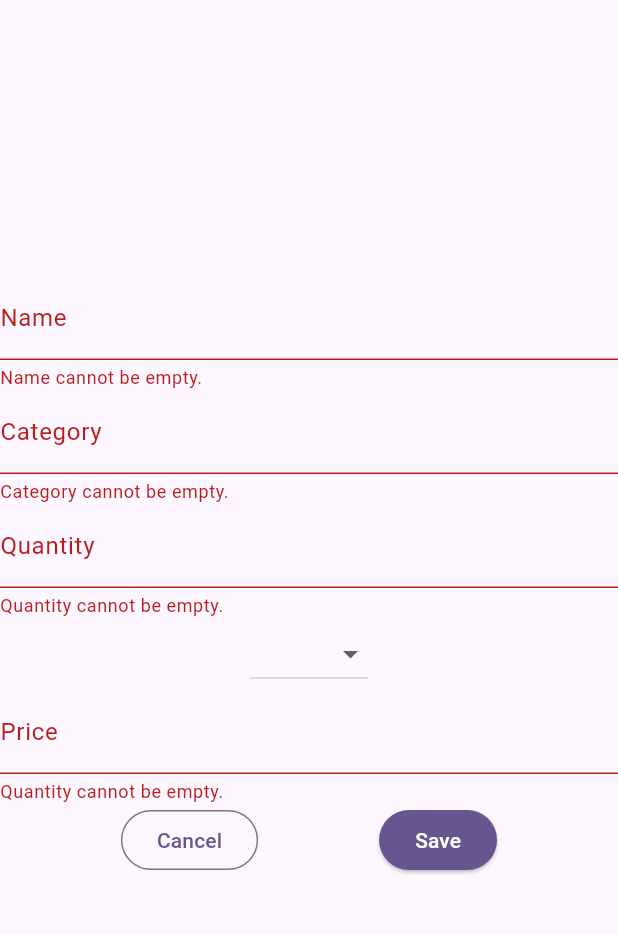
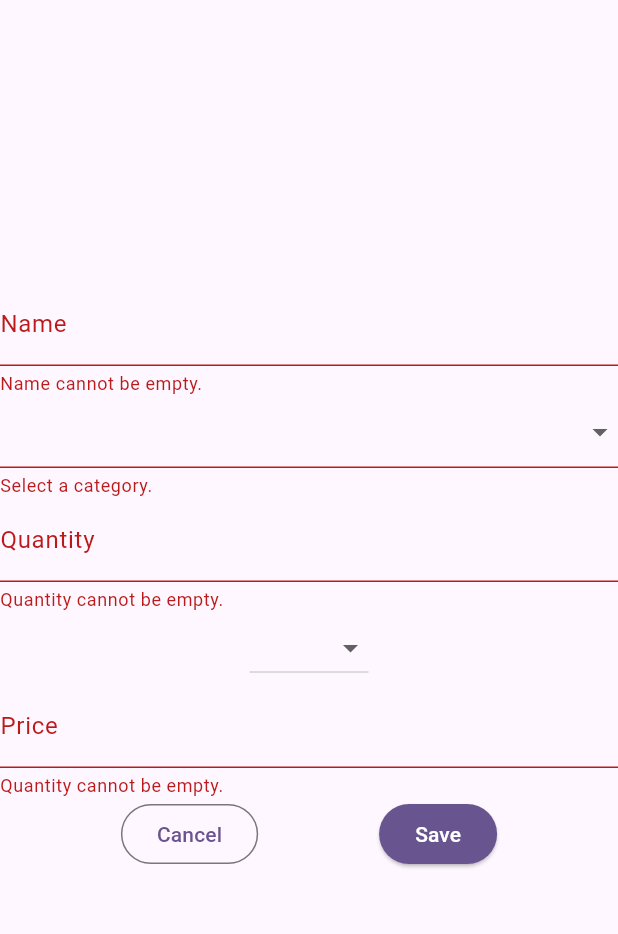
Before and after one commit to tim-spinney/grocery_shopper, a Flutter app: the screen it shows after launch, after a tap on the "delete" icon, after a tap on the "add" icon, after a tap on "Save", on a phone screen of 412 x 824 dp, the part 84-1018 px from its top. Run offline on Flutter 3.47's test engine with Material 3 defaults, Android fonts, the phone set to English and light mode, and no system bars.

Commit message:
changed grocery categories in new item form to dropdown list populated via Provider

```diff
--- a/lib/main.dart
+++ b/lib/main.dart
@@ -1,4 +1,5 @@
 import 'package:flutter/material.dart';
+import 'package:grocery_shopper/models/category_list.dart';
 import 'package:grocery_shopper/models/recipes.dart';
 import 'package:grocery_shopper/models/shopping_list.dart';
 import 'package:grocery_shopper/new_shopping_item_form.dart';
@@ -23,6 +24,9 @@ class MyApp extends StatelessWidget {
         ),
         ChangeNotifierProvider.value(
           value: Recipes()
+        ),
+        Provider.value(
+          value: CategoryList(['Produce', 'Dairy', 'Bread', 'Snacks'])
         )
       ],
       child: MaterialApp(
--- /dev/null
+++ b/lib/models/category_list.dart
@@ -0,0 +1,6 @@
+
+class CategoryList {
+  final List<String> categories;
+
+  CategoryList(this.categories);
+}
--- a/lib/new_shopping_item_form.dart
+++ b/lib/new_shopping_item_form.dart
@@ -1,4 +1,5 @@
 import 'package:flutter/material.dart';
+import 'package:grocery_shopper/models/category_list.dart';
 import 'package:grocery_shopper/models/grocery_item.dart';
 import 'package:grocery_shopper/models/shopping_list.dart';
 import 'package:provider/provider.dart';
@@ -20,17 +21,23 @@ int _decimalMoneyToCents(String decimalMoney) {
 class _NewShoppingItemFormState extends State<NewShoppingItemForm> {
   final GlobalKey<FormState> _formKey = GlobalKey<FormState>();
   final _nameController = TextEditingController();
-  final _categoryController = TextEditingController();
   final _quantityController = TextEditingController();
 
   final _priceController = TextEditingController();
 
   ItemUnit? _itemUnit;
 
+  String? _category;
+
   void _setItemUnit(ItemUnit? itemUnit) {
-    print(itemUnit);
     setState(() {
       _itemUnit = itemUnit;
+    });
+  }
+
+  void _setCategory(String? category) {
+    setState(() {
+      _category = category;
     });
   }
 
@@ -38,7 +45,7 @@ class _NewShoppingItemFormState extends State<NewShoppingItemForm> {
     if(_formKey.currentState?.validate() ?? false) {
       final newGroceryItem = GroceryItem(
         name: _nameController.text,
-        category: _categoryController.text,
+        category: _category!,
         quantity: int.parse(_quantityController.text),
         unit: _itemUnit!,
         // TODO: deal with possibility of null
@@ -71,14 +78,17 @@ class _NewShoppingItemFormState extends State<NewShoppingItemForm> {
                 return null;
               },
             ),
-            TextFormField(
-              decoration: const InputDecoration(
-                  labelText: 'Category'
-              ),
-              controller: _categoryController,
-              validator: (value) {
-                if(value == null || value.trim().isEmpty) {
-                  return 'Category cannot be empty.';
+            DropdownButtonFormField(
+              items: context.watch<CategoryList>().categories.map(
+                    (category) => DropdownMenuItem(
+                      value: category,
+                      child: Text(category)
+                    )
+              ).toList(),
+              onChanged: _setCategory,
+              validator: (category) {
+                if(category == null) {
+                  return 'Select a category.';
                 }
                 return null;
               },
```
